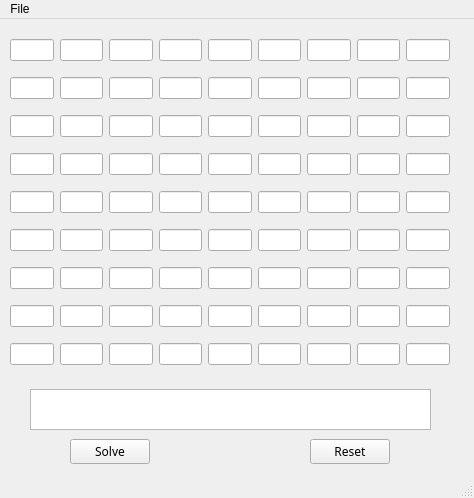
The window that mainwindow.ui (aric-volman/mechanical-babulya) describes before a commit, drawn with Qt 5.
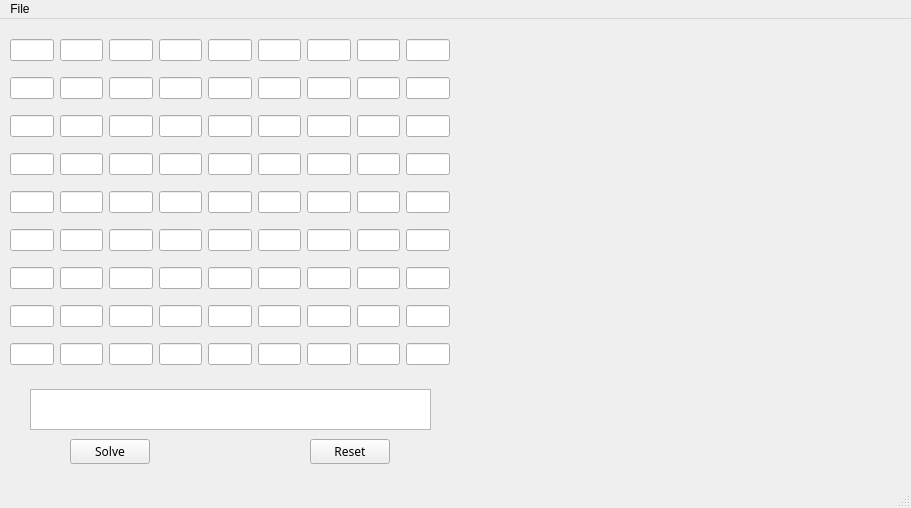
The same window after the commit. Custom widgets are drawn as their Qt base class.

```diff
--- a/mainwindow.ui
+++ b/mainwindow.ui
@@ -6,8 +6,8 @@
    <rect>
     <x>0</x>
     <y>0</y>
-    <width>474</width>
-    <height>498</height>
+    <width>911</width>
+    <height>508</height>
    </rect>
   </property>
   <property name="windowTitle">
@@ -317,13 +317,23 @@
      <string>Reset</string>
     </property>
    </widget>
+   <widget class="QCustomPlot" name="widget" native="true">
+    <property name="geometry">
+     <rect>
+      <x>490</x>
+      <y>10</y>
+      <width>371</width>
+      <height>351</height>
+     </rect>
+    </property>
+   </widget>
   </widget>
   <widget class="QMenuBar" name="menubar">
    <property name="geometry">
     <rect>
      <x>0</x>
      <y>0</y>
-     <width>474</width>
+     <width>911</width>
      <height>22</height>
     </rect>
    </property>
@@ -348,6 +358,14 @@
    </property>
   </action>
  </widget>
+ <customwidgets>
+  <customwidget>
+   <class>QCustomPlot</class>
+   <extends>QWidget</extends>
+   <header>qcustomplot.h</header>
+   <container>1</container>
+  </customwidget>
+ </customwidgets>
  <resources/>
  <connections/>
 </ui>
```
